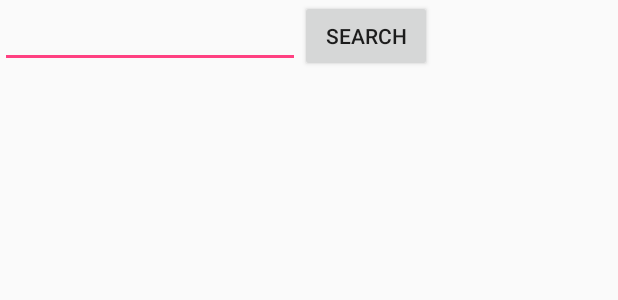
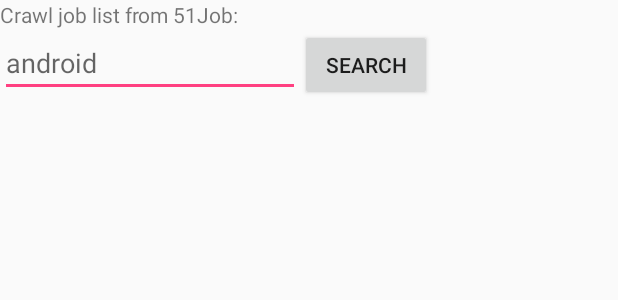
Before and after one commit to yunluzeng/JsoupInAndroidDemo, an Android app: the layout activity_main.xml on its own in the app's theme, with its tools: preview values and no code run, on a phone screen of 412 x 824 dp. Shown: the top 300 px of the screen. Run offline under Robolectric (Android 15) with nearby library versions, the phone set to English and light mode, and no system bars.

Commit message:
add some prompt information

```diff
--- a/app/src/main/res/layout/activity_job_datails.xml
+++ b/app/src/main/res/layout/activity_job_datails.xml
@@ -18,7 +18,7 @@
             android:id="@+id/go_webView"
             android:layout_width="wrap_content"
             android:layout_height="wrap_content"
-            android:text="click me " />
+            android:text="load url " />
     </LinearLayout>
 
     <ScrollView
--- a/app/src/main/res/layout/activity_main.xml
+++ b/app/src/main/res/layout/activity_main.xml
@@ -2,15 +2,23 @@
 <RelativeLayout xmlns:android="http://schemas.android.com/apk/res/android"
     android:layout_width="match_parent"
     android:layout_height="match_parent">
+  <TextView
+      android:id="@+id/title"
+      android:layout_width="wrap_content"
+      android:layout_height="wrap_content"
+      android:text="Crawl job list from 51Job:"
+      />
   <LinearLayout
       android:id="@+id/search_layout"
       android:layout_width="match_parent"
       android:layout_height="wrap_content"
+      android:layout_below="@id/title"
       android:orientation="horizontal">
     <EditText
         android:id="@+id/edit_text"
         android:layout_width="200dp"
-        android:layout_height="wrap_content" />
+        android:layout_height="wrap_content"
+        android:hint="android"/>
     <Button
         android:id="@+id/search"
         android:layout_width="wrap_content"
@@ -22,7 +30,9 @@
       android:id="@+id/listview"
       android:layout_below="@id/search_layout"
       android:layout_width="match_parent"
-      android:layout_height="match_parent">
+      android:layout_height="match_parent"
+      android:fastScrollEnabled="true"
+      android:scrollbarThumbVertical= "@drawable/ic_launcher">
   </ListView>
 
 </RelativeLayout>
--- a/app/src/main/res/values/styles.xml
+++ b/app/src/main/res/values/styles.xml
@@ -1,7 +1,7 @@
 <resources>
 
     <!-- Base application theme. -->
-    <style name="AppTheme" parent="Theme.AppCompat.Light.DarkActionBar">
+    <style name="AppTheme" parent="Theme.AppCompat.Light.NoActionBar">
         <!-- Customize your theme here. -->
         <item name="colorPrimary">@color/colorPrimary</item>
         <item name="colorPrimaryDark">@color/colorPrimaryDark</item>
```
Also changed, not shown: app/src/main/java/com/android/mypulldatatest/JobDetailsActivity.java (+0 -8 lines), app/src/main/java/com/android/mypulldatatest/JobListAdapter.java (+6 -6 lines), app/src/main/java/com/android/mypulldatatest/Jobs.java (+35 -25 lines), app/src/main/java/com/android/mypulldatatest/Main.java (+0 -19 lines), app/src/main/java/com/android/mypulldatatest/MainActivity.java (+11 -1 lines), app/src/main/res/layout/no_result_layout.xml (added, +7 -0 lines), app/src/main/res/drawable/ic_launcher.png (added).
